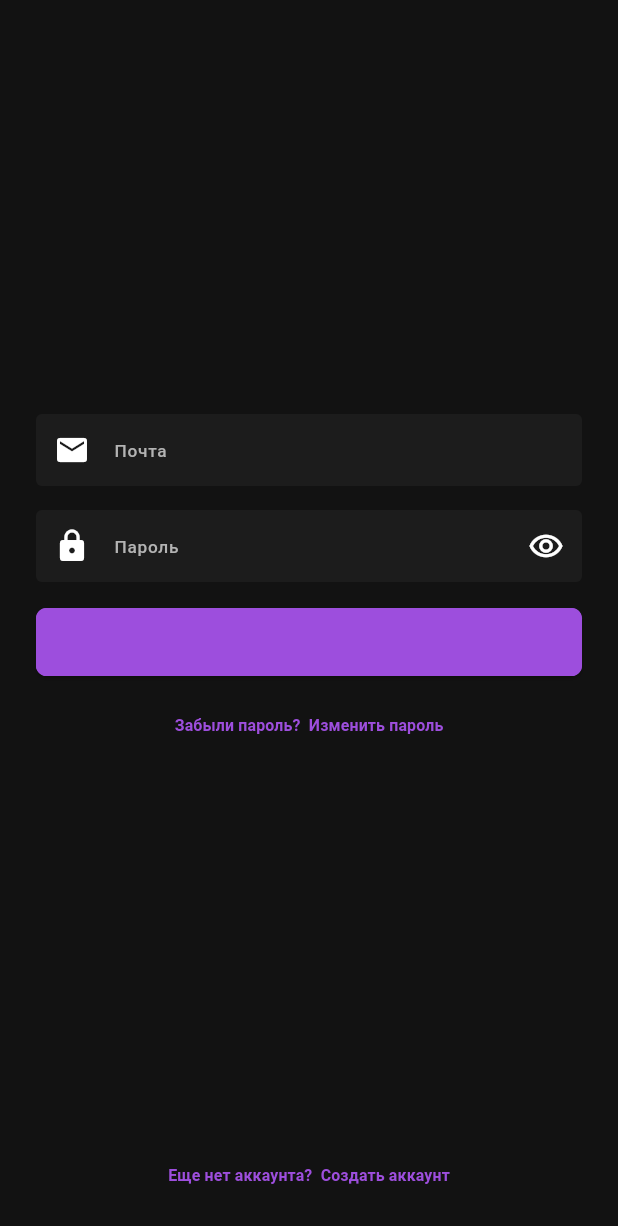
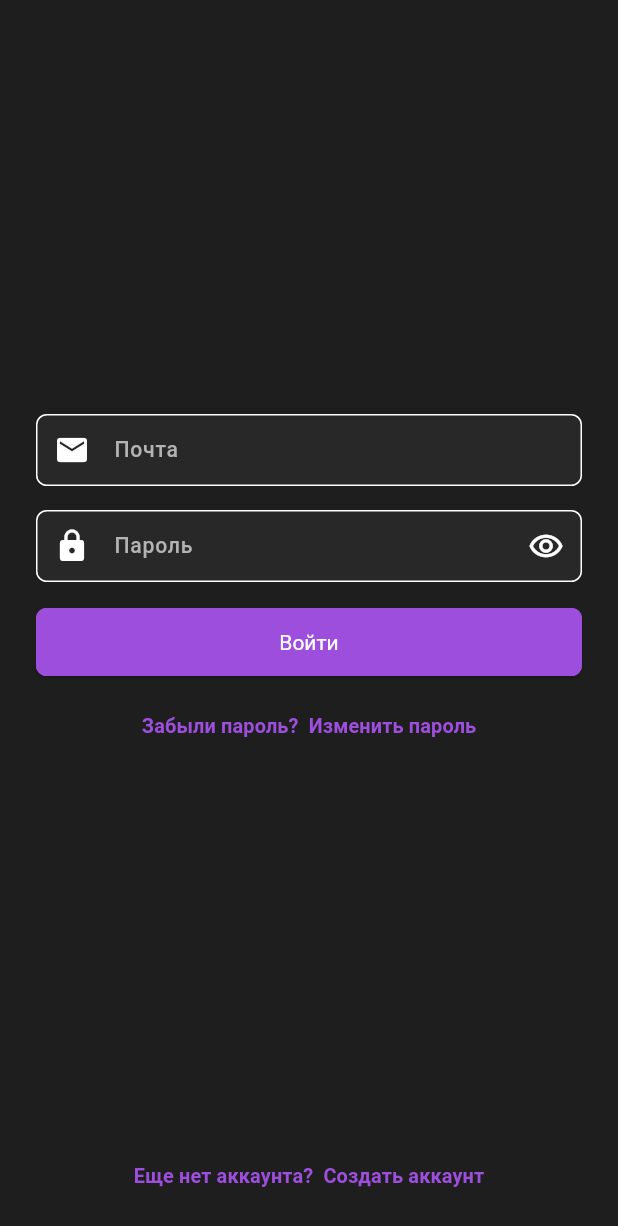
Before and after one commit to Andrey-1611/interview-helper, a Flutter app: the screen it shows after launch, on a phone screen of 412 x 824 dp. Shown: the top 1226 px of the screen. Run offline on Flutter 3.47's test engine with Material 3 defaults, Android fonts, the light colour scheme and no system bars; our stand-ins replace cloud_firestore, delightful_toast, equatable, firebase_auth, firebase_core, flutter_bloc and 2 more; accounts and stored records are empty.

Commit message:
update theme to dark

```diff
--- a/lib/core/theme/app_pallete.dart
+++ b/lib/core/theme/app_pallete.dart
@@ -3,8 +3,8 @@ import 'package:flutter/material.dart';
 class AppPalette {
   static const Color primary = Color(0xFF9D4EDD);
 
-  static const Color background = Color(0xFF121212);
-  static const Color cardBackground = Color(0xFF1E1E1E);
+  static const Color background = Color(0xFF1E1E1E);
+  static const Color cardBackground = Color(0xFF2A2A2A);
 
   static const Color textPrimary = Color(0xFFFFFFFF);
   static const Color textSecondary = Color(0xFFB3B3B3);
--- a/lib/core/theme/app_theme.dart
+++ b/lib/core/theme/app_theme.dart
@@ -17,59 +17,42 @@ class AppTheme {
       textTheme: TextTheme(
         displayLarge: TextStyle(
           fontWeight: FontWeight.bold,
-          fontSize: 22.sp,
+          fontSize: 25.sp,
           color: AppPalette.textPrimary,
         ),
         displayMedium: TextStyle(
           fontWeight: FontWeight.w800,
-          fontSize: 18.sp,
+          fontSize: 21.sp,
           color: AppPalette.textPrimary,
         ),
         displaySmall: TextStyle(
           fontWeight: FontWeight.w600,
-          fontSize: 15.sp,
+          fontSize: 18.sp,
           color: AppPalette.textPrimary,
         ),
         bodyLarge: TextStyle(
           fontWeight: FontWeight.w500,
-          fontSize: 13.sp,
+          fontSize: 16.sp,
           color: AppPalette.textPrimary,
         ),
         bodyMedium: TextStyle(
           fontWeight: FontWeight.w400,
-          fontSize: 12.sp,
+          fontSize: 15.sp,
           color: AppPalette.textSecondary,
         ),
-        bodySmall: TextStyle(fontSize: 10.sp, color: AppPalette.textSecondary),
+        bodySmall: TextStyle(fontSize: 13.sp, color: AppPalette.textSecondary),
         labelLarge: TextStyle(
           fontWeight: FontWeight.w600,
-          fontSize: 12.sp,
+          fontSize: 15.sp,
           color: AppPalette.textPrimary,
         ),
-        labelSmall: TextStyle(fontSize: 9.sp, color: AppPalette.textSecondary),
+        labelSmall: TextStyle(fontSize: 12.sp, color: AppPalette.textSecondary),
       ),
       inputDecorationTheme: InputDecorationTheme(
         filled: true,
         fillColor: AppPalette.cardBackground.withValues(alpha: 0.8),
 
         border: OutlineInputBorder(borderRadius: BorderRadius.circular(8.sp)),
-
-        enabledBorder: OutlineInputBorder(
-          borderSide: const BorderSide(color: AppPalette.transparent),
-        ),
-
-        focusedBorder: OutlineInputBorder(
-          borderSide: const BorderSide(color: AppPalette.primary, width: 2),
-        ),
-
-        errorBorder: OutlineInputBorder(
-          borderSide: const BorderSide(color: AppPalette.error, width: 2),
-        ),
-
-        focusedErrorBorder: OutlineInputBorder(
-          borderSide: const BorderSide(color: AppPalette.error, width: 2),
-        ),
-
         contentPadding: EdgeInsets.all(12.sp),
 
         hintStyle: TextStyle(color: AppPalette.textSecondary),
@@ -77,7 +60,9 @@ class AppTheme {
       ),
       elevatedButtonTheme: ElevatedButtonThemeData(
         style: ElevatedButton.styleFrom(
+          foregroundColor: AppPalette.textPrimary,
           backgroundColor: AppPalette.primary,
+          textStyle: TextStyle(color: AppPalette.textPrimary),
           shape: RoundedRectangleBorder(
             borderRadius: BorderRadius.circular(8.0.sp),
           ),
@@ -93,6 +78,14 @@ class AppTheme {
           ),
         ),
       ),
+      cardTheme: CardThemeData(
+        margin: EdgeInsets.symmetric(vertical: 8.0.h),
+        shape: RoundedRectangleBorder(
+          borderRadius: BorderRadius.circular(8.0.sp),
+          side: BorderSide(color: AppPalette.primary, width: 8.0.sign),
+        ),
+      ),
+      listTileTheme: ListTileThemeData(contentPadding: EdgeInsets.all(8.0)),
     );
   }
 }
--- a/lib/features/interview/presentation/pages/history_page.dart
+++ b/lib/features/interview/presentation/pages/history_page.dart
@@ -45,7 +45,10 @@ class _HistoryList extends StatelessWidget {
           ToastHelper.unknownError();
         }
       },
-      child: CustomInterviewsList(),
+      child: Padding(
+        padding: const EdgeInsets.all(16.0),
+        child: CustomInterviewsList(),
+      ),
     );
   }
 }
--- a/lib/features/interview/presentation/pages/initial_page.dart
+++ b/lib/features/interview/presentation/pages/initial_page.dart
@@ -126,7 +126,7 @@ class _InterviewButton extends StatelessWidget {
         ? SizedBox.shrink()
         : CustomButton(
             text: 'Начать',
-            selectedColor: Colors.blue,
+            selectedColor: AppPalette.primary,
             onPressed: () {
               AppRouter.pushReplacementNamed(
                 AppRouterNames.interview,
```
Also changed, not shown: lib/features/interview/presentation/pages/question_info_page.dart (+2 -26 lines), lib/features/interview/presentation/widgets/custom_interview_info.dart (+2 -26 lines), lib/features/interview/presentation/widgets/custom_interviews_list.dart (+0 -7 lines), lib/features/interview/presentation/widgets/custom_main_result_panel.dart (added, +19 -0 lines), lib/features/interview/presentation/widgets/custom_question_card.dart (+0 -8 lines).
